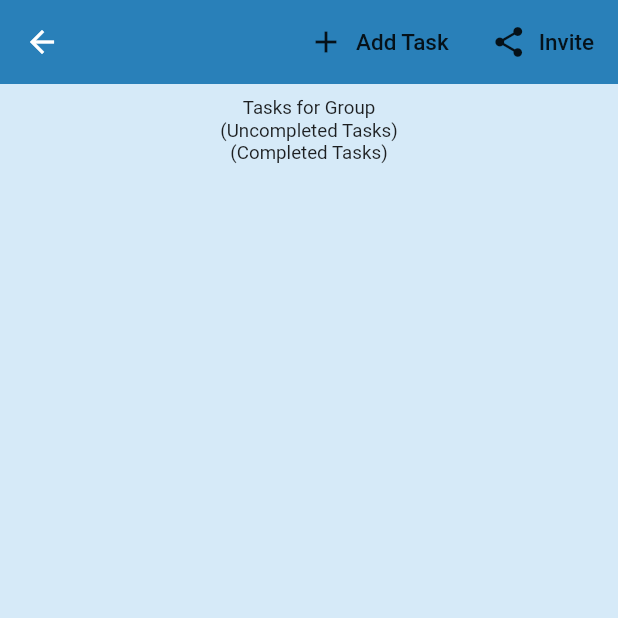
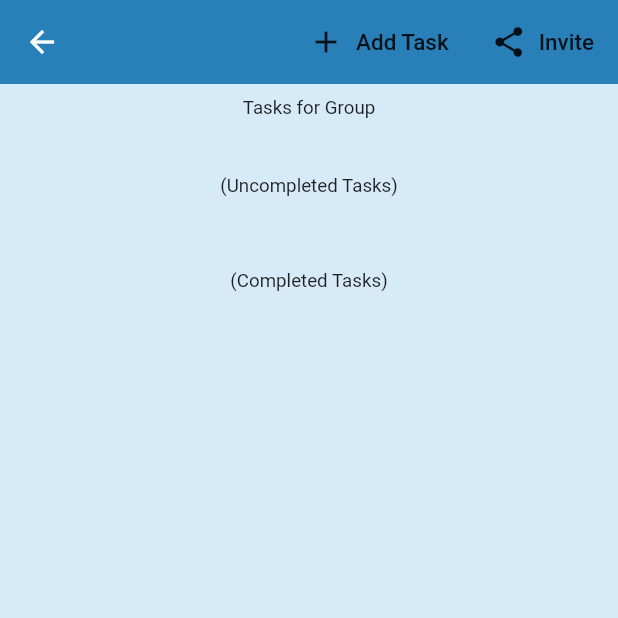
Before and after one commit to YuraT/Alan-AI-Flutter-Firebase, a Flutter app: the GroupDataScreen screen opened directly with empty values, on a phone screen of 412 x 824 dp, the top half of it. Run offline on Flutter 3.47's test engine with Material 2 defaults, Android fonts, the phone set to English and light mode, and no system bars; our stand-ins replace cloud_firestore, firebase_auth, flutter_spinkit, rflutter_alert; missing offline and left inert: alan_voice; accounts and stored records are empty.

Commit message:
cleaned up data tiles

```diff
--- a/lib/screens/home/tasks_data_list.dart
+++ b/lib/screens/home/tasks_data_list.dart
@@ -32,7 +32,11 @@ class TasksDataListState extends State<TasksDataList> {
               style: TextStyle(fontSize: 12.5),),
           ),
           Text("(Uncompleted Tasks)",
-            style: TextStyle(fontSize: 12.5),),
+            style: TextStyle(
+              fontSize: 12.5,
+              height: 5.0,
+            )
+          ),
           ListView.builder(
             physics: NeverScrollableScrollPhysics(),
             shrinkWrap: true,
@@ -42,7 +46,11 @@ class TasksDataListState extends State<TasksDataList> {
             },
           ),
           Text("(Completed Tasks)",
-            style: TextStyle(fontSize: 12.5),),
+            style: TextStyle(
+              fontSize: 12.5,
+              height: 5.0,
+            ),
+          ),
           ListView.builder(
             physics: NeverScrollableScrollPhysics(),
             shrinkWrap: true,
--- a/lib/services/database.dart
+++ b/lib/services/database.dart
@@ -121,9 +121,10 @@ class DatabaseService {
         uid: doc.documentID,
         title: doc.data["title"],
         description: doc.data["description"],
+        group: doc.data["group"],
         assigner: doc.data["assigner"],
         users: List.from(doc.data["users"]),
-        deadline: /*DateTime.utc(2020, 4, 26, 14, 0),*/doc.data["deadline"].toDate(),
+        deadline: doc.data["deadline"].toDate(),
         completedStatus: doc.data["completedStatus"],
       );
     }).toList();
--- a/pubspec.yaml
+++ b/pubspec.yaml
@@ -28,9 +28,8 @@ dependencies:
   provider: ^3.1.0
   flutter_spinkit: "^4.0.0"
   rflutter_alert: ^1.0.2
-  #alan_voice: 1.0.1
-  #alan_voice: 0.5.0
   alan_voice: 2.0.3
+  intl: ^0.16.1
 
 dev_dependencies:
   flutter_test:
```
Also changed, not shown: lib/screens/home/group_data_tile.dart (+14 -14 lines), lib/screens/home/groups_list.dart (+0 -11 lines), lib/screens/home/task_data_tile.dart (+13 -11 lines), pubspec.lock (added).
